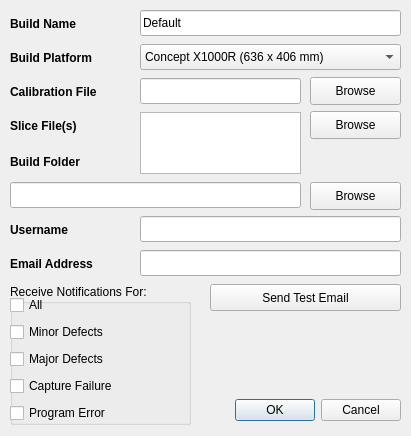
The window that gui/dialogNewBuild.ui (Spinarakk/defectmonitor) describes before a commit, drawn with Qt 5.
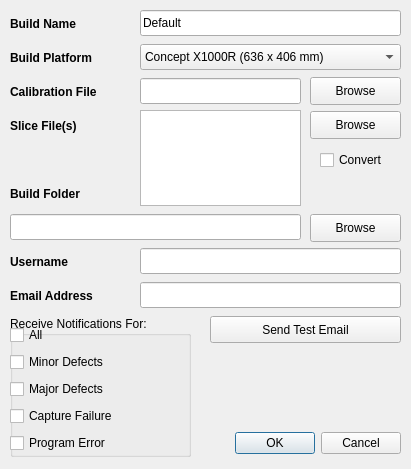
The same window after the commit. Icons and pictures are not drawn.

What changed in the file:
```diff
--- a/gui/dialogNewBuild.ui
+++ b/gui/dialogNewBuild.ui
@@ -10,9 +10,21 @@
     <x>0</x>
     <y>0</y>
     <width>411</width>
-    <height>436</height>
+    <height>469</height>
    </rect>
   </property>
+  <property name="minimumSize">
+   <size>
+    <width>411</width>
+    <height>469</height>
+   </size>
+  </property>
+  <property name="maximumSize">
+   <size>
+    <width>411</width>
+    <height>469</height>
+   </size>
+  </property>
   <property name="windowTitle">
    <string>New Build</string>
   </property>
@@ -91,7 +103,7 @@
    <property name="geometry">
     <rect>
      <x>310</x>
-     <y>182</y>
+     <y>214</y>
      <width>91</width>
      <height>28</height>
     </rect>
@@ -130,7 +142,7 @@
    <property name="geometry">
     <rect>
      <x>210</x>
-     <y>395</y>
+     <y>428</y>
      <width>191</width>
      <height>31</height>
     </rect>
@@ -234,7 +246,7 @@
    <property name="geometry">
     <rect>
      <x>10</x>
-     <y>182</y>
+     <y>214</y>
      <width>291</width>
      <height>26</height>
     </rect>
@@ -247,9 +259,9 @@
    <property name="geometry">
     <rect>
      <x>140</x>
-     <y>112</y>
+     <y>110</y>
      <width>161</width>
-     <height>62</height>
+     <height>96</height>
     </rect>
    </property>
    <property name="font">
@@ -257,12 +269,15 @@
      <pointsize>8</pointsize>
     </font>
    </property>
+   <property name="horizontalScrollBarPolicy">
+    <enum>Qt::ScrollBarAlwaysOff</enum>
+   </property>
   </widget>
   <widget class="QLabel" name="labelBuildFolder">
    <property name="geometry">
     <rect>
      <x>10</x>
-     <y>148</y>
+     <y>180</y>
      <width>121</width>
      <height>28</height>
     </rect>
@@ -282,7 +297,7 @@
    <property name="geometry">
     <rect>
      <x>10</x>
-     <y>216</y>
+     <y>248</y>
      <width>121</width>
      <height>28</height>
     </rect>
@@ -302,7 +317,7 @@
    <property name="geometry">
     <rect>
      <x>140</x>
-     <y>216</y>
+     <y>248</y>
      <width>261</width>
      <height>26</height>
     </rect>
@@ -318,7 +333,7 @@
    <property name="geometry">
     <rect>
      <x>10</x>
-     <y>284</y>
+     <y>316</y>
      <width>181</width>
      <height>141</height>
     </rect>
@@ -330,7 +345,7 @@
     <property name="geometry">
      <rect>
       <x>0</x>
-      <y>10</y>
+      <y>8</y>
       <width>151</width>
       <height>130</height>
      </rect>
@@ -378,7 +393,7 @@
    <property name="geometry">
     <rect>
      <x>10</x>
-     <y>250</y>
+     <y>282</y>
      <width>121</width>
      <height>28</height>
     </rect>
@@ -398,7 +413,7 @@
    <property name="geometry">
     <rect>
      <x>140</x>
-     <y>250</y>
+     <y>282</y>
      <width>261</width>
      <height>26</height>
     </rect>
@@ -414,7 +429,7 @@
    <property name="geometry">
     <rect>
      <x>210</x>
-     <y>284</y>
+     <y>316</y>
      <width>191</width>
      <height>27</height>
     </rect>
@@ -423,6 +438,22 @@
     <string>Send Test Email</string>
    </property>
   </widget>
+  <widget class="QCheckBox" name="checkConvert">
+   <property name="geometry">
+    <rect>
+     <x>320</x>
+     <y>146</y>
+     <width>81</width>
+     <height>28</height>
+    </rect>
+   </property>
+   <property name="toolTip">
+    <string>Check this box to convert, draw and save the contours.</string>
+   </property>
+   <property name="text">
+    <string>Convert</string>
+   </property>
+  </widget>
  </widget>
  <resources>
   <include location="icons.qrc"/>
```
Left out of the diff: 12 changed lines with no effect on the pictures.
